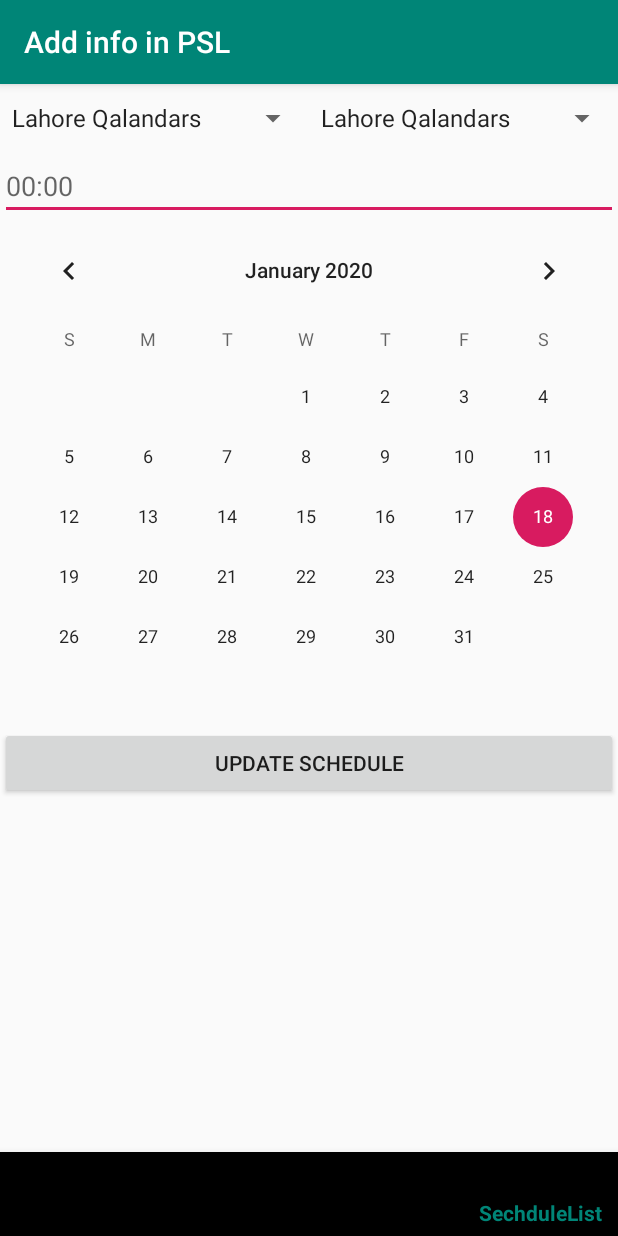
After one commit to Aashir-Technolligence/AddinfoinPSL, an Android app: the UpdateSchedule screen opened directly, with no data from a screen before it, on a phone screen of 412 x 824 dp. The commit adds this screen. Run offline under Robolectric (Android 15) with nearby library versions, the phone set to English and light mode, and no system bars; our stand-ins replace Firebase (no records; nobody signed in at launch, a user with empty details on screens opened directly); 15 statements that could not run were skipped.

Commit message:
Schedule updated profile updated and view left

```diff
--- a/app/src/main/java/com/example/addinfoinpsl/AddSchedule.java
+++ b/app/src/main/java/com/example/addinfoinpsl/AddSchedule.java
@@ -40,7 +40,7 @@ public class AddSchedule extends BaseActivity {
         super.onCreate(savedInstanceState);
         //setContentView(R.layout.activity_add_schedule);
         pd = new ProgressDialog(this);
-        pd.setMessage("Adding Player..... ");
+        pd.setMessage("Adding Schedule..... ");
         reference = FirebaseDatabase.getInstance().getReference();
         team1Spinner = findViewById(R.id.spinnerTeam1);
         team2Spinner = findViewById(R.id.spinnerTeam2);
--- /dev/null
+++ b/app/src/main/java/com/example/addinfoinpsl/UpdateSchedule.java
@@ -0,0 +1,155 @@
+package com.example.addinfoinpsl;
+
+import androidx.annotation.NonNull;
+import androidx.appcompat.app.AppCompatActivity;
+
+import android.app.ProgressDialog;
+import android.content.Intent;
+import android.os.Bundle;
+import android.view.View;
+import android.widget.AdapterView;
+import android.widget.Button;
+import android.widget.CalendarView;
+import android.widget.EditText;
+import android.widget.Spinner;
+import android.widget.Toast;
+
+import com.google.firebase.database.DataSnapshot;
+import com.google.firebase.database.DatabaseError;
+import com.google.firebase.database.DatabaseReference;
+import com.google.firebase.database.FirebaseDatabase;
+import com.google.firebase.database.ValueEventListener;
+
+public class UpdateSchedule extends BaseActivity {
+    Spinner team1Spinner, team2Spinner;
+    String team1, team2;
+    ProgressDialog pd;
+    CalendarView calendarView;
+    EditText time;
+    DatabaseReference reference;
+    Button addSchedule;
+    String curDate = "";
+    long i;
+
+    @Override
+    protected void onCreate(Bundle savedInstanceState) {
+        super.onCreate(savedInstanceState);
+        //setContentView(R.layout.activity_update_schedule);
+        Intent i = getIntent();
+        final String id = i.getStringExtra("id");
+        pd = new ProgressDialog(this);
+        pd.setMessage("Updating Schedule..... ");
+        reference = FirebaseDatabase.getInstance().getReference();
+        team1Spinner = findViewById(R.id.spinnerTeam1);
+        team2Spinner = findViewById(R.id.spinnerTeam2);
+        time = findViewById(R.id.edtTime);
+        calendarView = findViewById(R.id.calender);
+        addSchedule = findViewById(R.id.btnAddSchedule);
+        reference.child("Schedule").child(id).addListenerForSingleValueEvent(new ValueEventListener() {
+            @Override
+            public void onDataChange(@NonNull DataSnapshot dataSnapshot) {
+                time.setText(dataSnapshot.child("time").getValue().toString());
+                //     calendarView.setDate(Long.parseLong(dataSnapshot.child("date").getValue().toString()));
+
+                if (dataSnapshot.child("teamOne").getValue().toString().equals("Lahore Qalandars"))
+                    team1Spinner.setSelection(0);
+                if (dataSnapshot.child("teamOne").getValue().toString().equals("Karachi Kings"))
+                    team1Spinner.setSelection(1);
+                if (dataSnapshot.child("teamOne").getValue().toString().equals("Islamabad United"))
+                    team1Spinner.setSelection(2);
+                if (dataSnapshot.child("teamOne").getValue().toString().equals("Quetta Gladiators"))
+                    team1Spinner.setSelection(3);
+                if (dataSnapshot.child("teamOne").getValue().toString().equals("Multan Sultan"))
+                    team1Spinner.setSelection(4);
+                if (dataSnapshot.child("teamOne").getValue().toString().equals("Peshawar Zalmi"))
+                    team1Spinner.setSelection(5);
+                if (dataSnapshot.child("teamTwo").getValue().toString().equals("Lahore Qalandars"))
+                    team2Spinner.setSelection(0);
+                if (dataSnapshot.child("teamTwo").getValue().toString().equals("Karachi Kings"))
+                    team2Spinner.setSelection(1);
+                if (dataSnapshot.child("teamTwo").getValue().toString().equals("Islamabad United"))
+                    team2Spinner.setSelection(2);
+                if (dataSnapshot.child("teamTwo").getValue().toString().equals("Quetta Gladiators"))
+                    team2Spinner.setSelection(3);
+                if (dataSnapshot.child("teamTwo").getValue().toString().equals("Multan Sultan"))
+                    team2Spinner.setSelection(4);
+                if (dataSnapshot.child("teamTwo").getValue().toString().equals("Peshawar Zalmi"))
+                    team2Spinner.setSelection(5);
+
+            }
+
+            @Override
+            public void onCancelled(@NonNull DatabaseError databaseError) {
+
+            }
+        });
+
+        calendarView.setOnDateChangeListener(new CalendarView.OnDateChangeListener() {
+
+            @Override
+            public void onSelectedDayChange(CalendarView view, int year, int month, int dayOfMonth) {
+                curDate = String.valueOf(dayOfMonth + "/" + month + 1 + "/" + year);
+                Toast.makeText(getApplicationContext(), curDate, Toast.LENGTH_LONG).show();
+            }
+        });
+        team1Spinner.setOnItemSelectedListener(new AdapterView.OnItemSelectedListener() {
+            @Override
+            public void onItemSelected(AdapterView<?> parent, View view, int position, long id) {
+                team1 = parent.getItemAtPosition(position).toString();
+            }
+
+            @Override
+            public void onNothingSelected(AdapterView<?> parent) {
+            }
+        });
+        team2Spinner.setOnItemSelectedListener(new AdapterView.OnItemSelectedListener() {
+            @Override
+            public void onItemSelected(AdapterView<?> parent, View view, int position, long id) {
+                team2 = parent.getItemAtPosition(position).toString();
+            }
+
+            @Override
+            public void onNothingSelected(AdapterView<?> parent) {
+            }
+        });
+        Toast.makeText(getApplicationContext(), team1, Toast.LENGTH_SHORT).show();
+        Toast.makeText(getApplicationContext(), team2, Toast.LENGTH_LONG).show();
+        addSchedule.setOnClickListener(new View.OnClickListener() {
+            @Override
+            public void onClick(View v) {
+                if (team1.equals(team2)) {
+                    Toast.makeText(getApplicationContext(), "Teams must be different!", Toast.LENGTH_LONG).show();
+                } else {
+                    if (!time.getText().toString().isEmpty() && !curDate.equals("")) {
+                        pd.show();
+                        ScheduleAttr addSchedule1 = new ScheduleAttr();
+                        addSchedule1.setId(id);
+                        addSchedule1.setTeamOne(team1);
+                        addSchedule1.setTeamTwo(team2);
+                        addSchedule1.setTime(time.getText().toString());
+                        addSchedule1.setDate(curDate);
+                        addSchedule1.setStatus("Not Live");
+
+                        reference.child("Schedule").child(id).setValue(addSchedule1);
+                        Toast.makeText(getApplicationContext(), "Schedule updated.", Toast.LENGTH_LONG).show();
+                        pd.dismiss();
+                        startActivity(new Intent(UpdateSchedule.this, ScheduleList.class));
+                        finish();
+                    } else {
+                        Toast.makeText(getApplicationContext(), "Please insert all information.", Toast.LENGTH_LONG).show();
+                    }
+                }
+            }
+        });
+    }
+
+    @Override
+    int getContentViewId() {
+        return R.layout.activity_update_schedule;
+    }
+
+    @Override
+    int getNavigationMenuItemId() {
+        return R.id.schedulelist;
+    }
+}
--- /dev/null
+++ b/app/src/main/res/drawable/ic_edit_black_24dp.xml
@@ -0,0 +1,5 @@
+<vector android:height="24dp" android:tint="#D50000"
+    android:viewportHeight="24.0" android:viewportWidth="24.0"
+    android:width="24dp" xmlns:android="http://schemas.android.com/apk/res/android">
+    <path android:fillColor="#FF000000" android:pathData="M3,17.25V21h3.75L17.81,9.94l-3.75,-3.75L3,17.25zM20.71,7.04c0.39,-0.39 0.39,-1.02 0,-1.41l-2.34,-2.34c-0.39,-0.39 -1.02,-0.39 -1.41,0l-1.83,1.83 3.75,3.75 1.83,-1.83z"/>
+</vector>
--- /dev/null
+++ b/app/src/main/res/layout/activity_update_schedule.xml
@@ -0,0 +1,65 @@
+<?xml version="1.0" encoding="utf-8"?>
+<RelativeLayout xmlns:android="http://schemas.android.com/apk/res/android"
+    xmlns:app="http://schemas.android.com/apk/res-auto"
+    xmlns:tools="http://schemas.android.com/tools"
+    android:layout_width="match_parent"
+    android:layout_height="match_parent"
+    tools:context=".UpdateSchedule"
+    android:orientation="vertical">
+    <LinearLayout
+        android:layout_width="match_parent"
+        android:layout_height="match_parent"
+        android:orientation="vertical"
+        android:layout_marginBottom="80dp">
+        <LinearLayout
+            android:layout_width="match_parent"
+            android:layout_height="wrap_content"
+            android:orientation="horizontal"
+            android:weightSum="2"
+            >
+
+            <Spinner
+                android:id="@+id/spinnerTeam1"
+                android:layout_width="match_parent"
+                android:layout_height="45dp"
+                android:entries="@array/team"
+                android:layout_weight="1"/>
+            <Spinner
+                android:id="@+id/spinnerTeam2"
+                android:layout_width="match_parent"
+                android:layout_height="45dp"
+                android:layout_weight="1"
+                android:entries="@array/team"/>
+        </LinearLayout>
+        <EditText
+            android:layout_width="match_parent"
+            android:layout_height="wrap_content"
+            android:id="@+id/edtTime"
+            android:maxLength="5"
+            android:inputType="time"
+            android:hint="00:00"/>
+        <CalendarView
+            android:layout_width="match_parent"
+            android:layout_height="wrap_content"
+            android:id="@+id/calender"/>
+        <Button
+            android:layout_width="match_parent"
+            android:layout_height="wrap_content"
+            android:text="Update schedule"
+            android:id="@+id/btnAddSchedule"/>
+    </LinearLayout>
+    <com.google.android.material.bottomnavigation.BottomNavigationView
+        android:id="@+id/navigationView"
+        android:layout_width="match_parent"
+        android:layout_height="wrap_content"
+        android:layout_gravity="bottom"
+        android:layout_marginStart="0dp"
+        app:labelVisibilityMode="labeled"
+        android:layout_marginEnd="0dp"
+        app:layout_constraintBottom_toBottomOf="parent"
+        app:layout_constraintLeft_toLeftOf="parent"
+        app:layout_constraintRight_toRightOf="parent"
+        android:layout_alignParentBottom="true"
+        app:menu="@menu/navigation"/>
+
+</RelativeLayout>
```
Also changed, not shown: app/src/main/AndroidManifest.xml (+4 -5 lines), app/src/main/java/com/example/addinfoinpsl/ScheduleAdapter.java (+11 -1 lines), app/src/main/res/layout/schedule.xml (+8 -1 lines).
